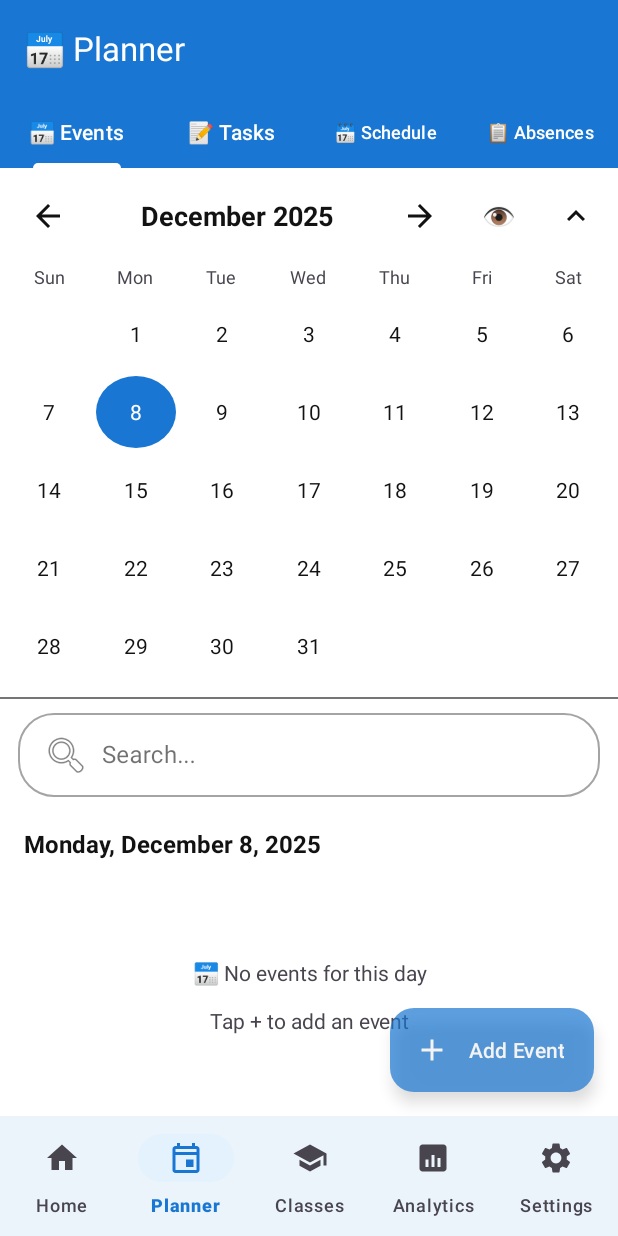
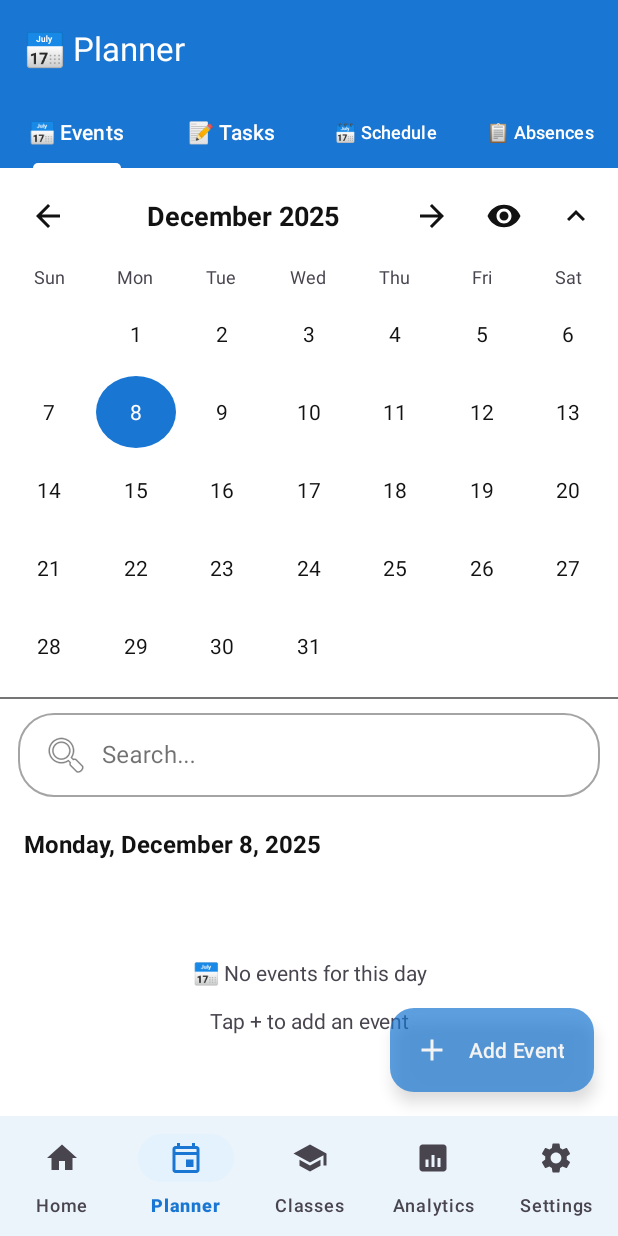
Before and after one commit to azizi-nabil/additioapp, an Android app: the PlannerFragment screen opened through its navigation route, on a phone screen of 412 x 824 dp. Run offline under Robolectric (Android 15) with nearby library versions, the phone set to English and light mode, and no system bars; our stand-ins replace navigation-ui.

Commit message:
ui: Add visibility icons for FAB toggle button
- Added ic_visibility.xml (eye open)
- Added ic_visibility_off.xml (eye with slash)
- Changed btnToggleFab from MaterialButton with emoji to ImageButton with icons
- Icon toggles between visible/hidden states

```diff
--- a/app/src/main/java/com/example/additioapp/ui/fragments/PlannerFragment.kt
+++ b/app/src/main/java/com/example/additioapp/ui/fragments/PlannerFragment.kt
@@ -159,26 +159,36 @@ class PlannerFragment : Fragment() {
             updateCalendarVisibility()
         }
 
-        val btnToggleFab = view.findViewById<com.google.android.material.button.MaterialButton>(R.id.btnToggleFab)
+        val btnToggleFab = view.findViewById<ImageButton>(R.id.btnToggleFab)
         val plannerPrefs = androidx.preference.PreferenceManager.getDefaultSharedPreferences(requireContext())
         var isFabVisibleByUser = plannerPrefs.getBoolean("pref_fab_visible_planner", true)
+
+        // Helper function to update icon
+        fun updateToggleFabIcon() {
+            if (isFabVisibleByUser) {
+                btnToggleFab.setImageResource(R.drawable.ic_visibility)
+                btnToggleFab.alpha = 1.0f
+            } else {
+                btnToggleFab.setImageResource(R.drawable.ic_visibility_off)
+                btnToggleFab.alpha = 0.6f
+            }
+        }
 
         // Initial state
         if (!isFabVisibleByUser) {
             fabAddEvent.hide()
-            btnToggleFab.alpha = 0.5f
-        }
+        }
+        updateToggleFabIcon()
 
         btnToggleFab.setOnClickListener {
             isFabVisibleByUser = !isFabVisibleByUser
             plannerPrefs.edit().putBoolean("pref_fab_visible_planner", isFabVisibleByUser).apply()
             if (isFabVisibleByUser) {
                 fabAddEvent.show()
-                btnToggleFab.alpha = 1.0f
             } else {
                 fabAddEvent.hide()
-                btnToggleFab.alpha = 0.5f
-            }
+            }
+            updateToggleFabIcon()
         }
 
         // Setup tabs
--- /dev/null
+++ b/app/src/main/res/drawable/ic_visibility.xml
@@ -0,0 +1,9 @@
+<vector xmlns:android="http://schemas.android.com/apk/res/android"
+    android:width="24dp"
+    android:height="24dp"
+    android:viewportWidth="24"
+    android:viewportHeight="24">
+    <path
+        android:fillColor="#FF000000"
+        android:pathData="M12,4.5C7,4.5 2.73,7.61 1,12c1.73,4.39 6,7.5 11,7.5s9.27,-3.11 11,-7.5c-1.73,-4.39 -6,-7.5 -11,-7.5zM12,17c-2.76,0 -5,-2.24 -5,-5s2.24,-5 5,-5 5,2.24 5,5 -2.24,5 -5,5zM12,9c-1.66,0 -3,1.34 -3,3s1.34,3 3,3 3,-1.34 3,-3 -1.34,-3 -3,-3z"/>
+</vector>
--- /dev/null
+++ b/app/src/main/res/drawable/ic_visibility_off.xml
@@ -0,0 +1,9 @@
+<vector xmlns:android="http://schemas.android.com/apk/res/android"
+    android:width="24dp"
+    android:height="24dp"
+    android:viewportWidth="24"
+    android:viewportHeight="24">
+    <path
+        android:fillColor="#FF000000"
+        android:pathData="M12,7c2.76,0 5,2.24 5,5 0,0.65 -0.13,1.26 -0.36,1.83l2.92,2.92c1.51,-1.26 2.7,-2.89 3.43,-4.75 -1.73,-4.39 -6,-7.5 -11,-7.5 -1.4,0 -2.74,0.25 -3.98,0.7l2.16,2.16C10.74,7.13 11.35,7 12,7zM2,4.27l2.28,2.28 0.46,0.46C3.08,8.3 1.78,10.02 1,12c1.73,4.39 6,7.5 11,7.5 1.55,0 3.03,-0.3 4.38,-0.84l0.42,0.42L19.73,22 21,20.73 3.27,3 2,4.27zM7.53,9.8l1.55,1.55c-0.05,0.21 -0.08,0.43 -0.08,0.65 0,1.66 1.34,3 3,3 0.22,0 0.44,-0.03 0.65,-0.08l1.55,1.55c-0.67,0.33 -1.41,0.53 -2.2,0.53 -2.76,0 -5,-2.24 -5,-5 0,-0.79 0.2,-1.53 0.53,-2.2zM11.84,9.02l3.15,3.15 0.02,-0.16c0,-1.66 -1.34,-3 -3,-3l-0.17,0.01z"/>
+</vector>
--- a/app/src/main/res/layout/fragment_planner.xml
+++ b/app/src/main/res/layout/fragment_planner.xml
@@ -82,20 +82,15 @@
                     android:background="?attr/selectableItemBackgroundBorderless"
                     android:contentDescription="Next month"/>
 
-                <com.google.android.material.button.MaterialButton
+                <ImageButton
                     android:id="@+id/btnToggleFab"
-                    style="@style/Widget.MaterialComponents.Button.TextButton"
-                    android:layout_width="48dp"
-                    android:layout_height="48dp"
-                    android:text="👁️"
-                    android:textSize="18sp"
-                    android:padding="0dp"
-                    android:insetTop="0dp"
-                    android:insetBottom="0dp"
-                    android:minWidth="0dp"
-                    android:minHeight="0dp"
+                    android:layout_width="40dp"
+                    android:layout_height="40dp"
+                    android:src="@drawable/ic_visibility"
+                    app:tint="?attr/colorOnSurface"
+                    android:background="?attr/selectableItemBackgroundBorderless"
                     android:layout_marginStart="8dp"
-                    android:tooltipText="Show/Hide Add Button"/>
+                    android:contentDescription="Show/Hide Add Button"/>
 
                 <ImageButton
                     android:id="@+id/btnToggleCalendar"
```
